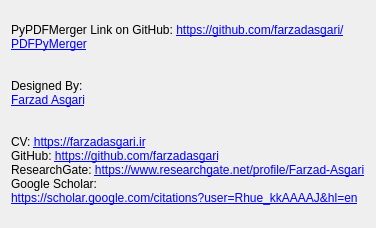
Above: Info.ui from farzadasgari/PDFPyMerger before the change. Below: the same form after it.
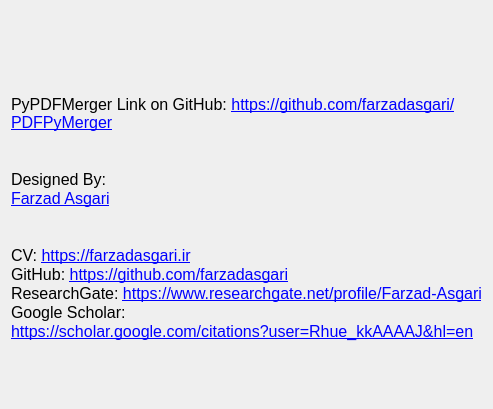
That is the form after the change. Icons and pictures are not drawn.

Commit message: Placing Logo On Top of Info Dialog

```diff
--- a/Info.ui
+++ b/Info.ui
@@ -6,8 +6,8 @@
    <rect>
     <x>0</x>
     <y>0</y>
-    <width>372</width>
-    <height>228</height>
+    <width>382</width>
+    <height>409</height>
    </rect>
   </property>
   <property name="sizePolicy">
@@ -28,6 +28,46 @@
   <layout class="QVBoxLayout" name="verticalLayout_2">
    <item>
     <layout class="QVBoxLayout" name="infoLayout">
+     <item>
+      <widget class="QPushButton" name="LogoButton">
+       <property name="enabled">
+        <bool>false</bool>
+       </property>
+       <property name="text">
+        <string/>
+       </property>
+       <property name="icon">
+        <iconset>
+         <normaloff>Icons/Logo.png</normaloff>
+         <disabledoff>Icons/Logo.png</disabledoff>
+         <disabledon>Icons/Logo.png</disabledon>Icons/Logo.png</iconset>
+       </property>
+       <property name="iconSize">
+        <size>
+         <width>60</width>
+         <height>60</height>
+        </size>
+       </property>
+       <property name="checkable">
+        <bool>false</bool>
+       </property>
+       <property name="autoRepeat">
+        <bool>false</bool>
+       </property>
+       <property name="autoExclusive">
+        <bool>false</bool>
+       </property>
+       <property name="autoDefault">
+        <bool>false</bool>
+       </property>
+       <property name="default">
+        <bool>false</bool>
+       </property>
+       <property name="flat">
+        <bool>true</bool>
+       </property>
+      </widget>
+     </item>
      <item>
       <widget class="QLabel" name="label">
        <property name="sizePolicy">
@@ -44,18 +84,18 @@
 li.unchecked::marker { content: &quot;\2610&quot;; }
 li.checked::marker { content: &quot;\2612&quot;; }
 &lt;/style&gt;&lt;/head&gt;&lt;body style=&quot; font-family:'Segoe UI'; font-size:9pt; font-weight:400; font-style:normal;&quot;&gt;
-&lt;p style=&quot; margin-top:0px; margin-bottom:0px; margin-left:0px; margin-right:0px; -qt-block-indent:0; text-indent:0px;&quot;&gt;PyPDFMerger Link on GitHub: &lt;a href=&quot;https://github.com/farzadasgari/PDFPyMerger&quot;&gt;&lt;span style=&quot; text-decoration: underline; color:#0000ff;&quot;&gt;https://github.com/farzadasgari/PDFPyMerger&lt;/span&gt;&lt;/a&gt;&lt;/p&gt;
-&lt;p style=&quot;-qt-paragraph-type:empty; margin-top:0px; margin-bottom:0px; margin-left:0px; margin-right:0px; -qt-block-indent:0; text-indent:0px; text-decoration: underline; color:#0000ff;&quot;&gt;&lt;br /&gt;&lt;/p&gt;
-&lt;p style=&quot;-qt-paragraph-type:empty; margin-top:0px; margin-bottom:0px; margin-left:0px; margin-right:0px; -qt-block-indent:0; text-indent:0px;&quot;&gt;&lt;br /&gt;&lt;/p&gt;
-&lt;p style=&quot; margin-top:0px; margin-bottom:0px; margin-left:0px; margin-right:0px; -qt-block-indent:0; text-indent:0px;&quot;&gt;Designed By:&lt;/p&gt;
-&lt;p style=&quot; margin-top:0px; margin-bottom:0px; margin-left:0px; margin-right:0px; -qt-block-indent:0; text-indent:0px;&quot;&gt;&lt;a href=&quot;https://farzadasgari.ir&quot;&gt;&lt;span style=&quot; text-decoration: underline; color:#0000ff;&quot;&gt;Farzad Asgari&lt;/span&gt;&lt;/a&gt;&lt;/p&gt;
-&lt;p style=&quot;-qt-paragraph-type:empty; margin-top:0px; margin-bottom:0px; margin-left:0px; margin-right:0px; -qt-block-indent:0; text-indent:0px; text-decoration: underline; color:#0000ff;&quot;&gt;&lt;br /&gt;&lt;/p&gt;
-&lt;p style=&quot;-qt-paragraph-type:empty; margin-top:0px; margin-bottom:0px; margin-left:0px; margin-right:0px; -qt-block-indent:0; text-indent:0px;&quot;&gt;&lt;br /&gt;&lt;/p&gt;
-&lt;p style=&quot; margin-top:0px; margin-bottom:0px; margin-left:0px; margin-right:0px; -qt-block-indent:0; text-indent:0px;&quot;&gt;CV: &lt;a href=&quot;https://farzadasgari.ir&quot;&gt;&lt;span style=&quot; text-decoration: underline; color:#0000ff;&quot;&gt;https://farzadasgari.ir&lt;/span&gt;&lt;/a&gt;&lt;/p&gt;
-&lt;p style=&quot; margin-top:0px; margin-bottom:0px; margin-left:0px; margin-right:0px; -qt-block-indent:0; text-indent:0px;&quot;&gt;GitHub: &lt;a href=&quot;https://github.com/farzadasgari&quot;&gt;&lt;span style=&quot; text-decoration: underline; color:#0000ff;&quot;&gt;https://github.com/farzadasgari&lt;/span&gt;&lt;/a&gt;&lt;/p&gt;
-&lt;p style=&quot; margin-top:0px; margin-bottom:0px; margin-left:0px; margin-right:0px; -qt-block-indent:0; text-indent:0px;&quot;&gt;ResearchGate: &lt;a href=&quot;https://www.researchgate.net/profile/Farzad-Asgari&quot;&gt;&lt;span style=&quot; text-decoration: underline; color:#0000ff;&quot;&gt;https://www.researchgate.net/profile/Farzad-Asgari&lt;/span&gt;&lt;/a&gt;&lt;/p&gt;
-&lt;p style=&quot; margin-top:0px; margin-bottom:0px; margin-left:0px; margin-right:0px; -qt-block-indent:0; text-indent:0px;&quot;&gt;Google Scholar:&lt;/p&gt;
-&lt;p style=&quot; margin-top:0px; margin-bottom:0px; margin-left:0px; margin-right:0px; -qt-block-indent:0; text-indent:0px;&quot;&gt;&lt;a href=&quot;https://scholar.google.com/citations?user=Rhue_kkAAAAJ&amp;amp;hl=en&quot;&gt;&lt;span style=&quot; text-decoration: underline; color:#0000ff;&quot;&gt;https://scholar.google.com/citations?user=Rhue_kkAAAAJ&amp;amp;hl=en&lt;/span&gt;&lt;/a&gt;&lt;/p&gt;&lt;/body&gt;&lt;/html&gt;</string>
+&lt;p style=&quot; margin-top:0px; margin-bottom:0px; margin-left:0px; margin-right:0px; -qt-block-indent:0; text-indent:0px;&quot;&gt;&lt;span style=&quot; font-size:12pt;&quot;&gt;PyPDFMerger Link on GitHub: &lt;/span&gt;&lt;a href=&quot;https://github.com/farzadasgari/PDFPyMerger&quot;&gt;&lt;span style=&quot; font-size:12pt; text-decoration: underline; color:#0000ff;&quot;&gt;https://github.com/farzadasgari/PDFPyMerger&lt;/span&gt;&lt;/a&gt;&lt;/p&gt;
+&lt;p style=&quot;-qt-paragraph-type:empty; margin-top:0px; margin-bottom:0px; margin-left:0px; margin-right:0px; -qt-block-indent:0; text-indent:0px; font-size:12pt; text-decoration: underline; color:#0000ff;&quot;&gt;&lt;br /&gt;&lt;/p&gt;
+&lt;p style=&quot;-qt-paragraph-type:empty; margin-top:0px; margin-bottom:0px; margin-left:0px; margin-right:0px; -qt-block-indent:0; text-indent:0px; font-size:12pt;&quot;&gt;&lt;br /&gt;&lt;/p&gt;
+&lt;p style=&quot; margin-top:0px; margin-bottom:0px; margin-left:0px; margin-right:0px; -qt-block-indent:0; text-indent:0px;&quot;&gt;&lt;span style=&quot; font-size:12pt;&quot;&gt;Designed By:&lt;/span&gt;&lt;/p&gt;
+&lt;p style=&quot; margin-top:0px; margin-bottom:0px; margin-left:0px; margin-right:0px; -qt-block-indent:0; text-indent:0px;&quot;&gt;&lt;a href=&quot;https://farzadasgari.ir&quot;&gt;&lt;span style=&quot; font-size:12pt; text-decoration: underline; color:#0000ff;&quot;&gt;Farzad Asgari&lt;/span&gt;&lt;/a&gt;&lt;/p&gt;
+&lt;p style=&quot;-qt-paragraph-type:empty; margin-top:0px; margin-bottom:0px; margin-left:0px; margin-right:0px; -qt-block-indent:0; text-indent:0px; font-size:12pt; text-decoration: underline; color:#0000ff;&quot;&gt;&lt;br /&gt;&lt;/p&gt;
+&lt;p style=&quot;-qt-paragraph-type:empty; margin-top:0px; margin-bottom:0px; margin-left:0px; margin-right:0px; -qt-block-indent:0; text-indent:0px; font-size:12pt;&quot;&gt;&lt;br /&gt;&lt;/p&gt;
+&lt;p style=&quot; margin-top:0px; margin-bottom:0px; margin-left:0px; margin-right:0px; -qt-block-indent:0; text-indent:0px;&quot;&gt;&lt;span style=&quot; font-size:12pt;&quot;&gt;CV: &lt;/span&gt;&lt;a href=&quot;https://farzadasgari.ir&quot;&gt;&lt;span style=&quot; font-size:12pt; text-decoration: underline; color:#0000ff;&quot;&gt;https://farzadasgari.ir&lt;/span&gt;&lt;/a&gt;&lt;/p&gt;
+&lt;p style=&quot; margin-top:0px; margin-bottom:0px; margin-left:0px; margin-right:0px; -qt-block-indent:0; text-indent:0px;&quot;&gt;&lt;span style=&quot; font-size:12pt;&quot;&gt;GitHub: &lt;/span&gt;&lt;a href=&quot;https://github.com/farzadasgari&quot;&gt;&lt;span style=&quot; font-size:12pt; text-decoration: underline; color:#0000ff;&quot;&gt;https://github.com/farzadasgari&lt;/span&gt;&lt;/a&gt;&lt;/p&gt;
+&lt;p style=&quot; margin-top:0px; margin-bottom:0px; margin-left:0px; margin-right:0px; -qt-block-indent:0; text-indent:0px;&quot;&gt;&lt;span style=&quot; font-size:12pt;&quot;&gt;ResearchGate: &lt;/span&gt;&lt;a href=&quot;https://www.researchgate.net/profile/Farzad-Asgari&quot;&gt;&lt;span style=&quot; font-size:12pt; text-decoration: underline; color:#0000ff;&quot;&gt;https://www.researchgate.net/profile/Farzad-Asgari&lt;/span&gt;&lt;/a&gt;&lt;/p&gt;
+&lt;p style=&quot; margin-top:0px; margin-bottom:0px; margin-left:0px; margin-right:0px; -qt-block-indent:0; text-indent:0px;&quot;&gt;&lt;span style=&quot; font-size:12pt;&quot;&gt;Google Scholar:&lt;/span&gt;&lt;/p&gt;
+&lt;p style=&quot; margin-top:0px; margin-bottom:0px; margin-left:0px; margin-right:0px; -qt-block-indent:0; text-indent:0px;&quot;&gt;&lt;a href=&quot;https://scholar.google.com/citations?user=Rhue_kkAAAAJ&amp;amp;hl=en&quot;&gt;&lt;span style=&quot; font-size:12pt; text-decoration: underline; color:#0000ff;&quot;&gt;https://scholar.google.com/citations?user=Rhue_kkAAAAJ&amp;amp;hl=en&lt;/span&gt;&lt;/a&gt;&lt;/p&gt;&lt;/body&gt;&lt;/html&gt;</string>
        </property>
        <property name="textFormat">
         <enum>Qt::AutoText</enum>
```
Left out of the diff: 4 changed lines with no effect on the pictures. The commit also changes 4 other files.
